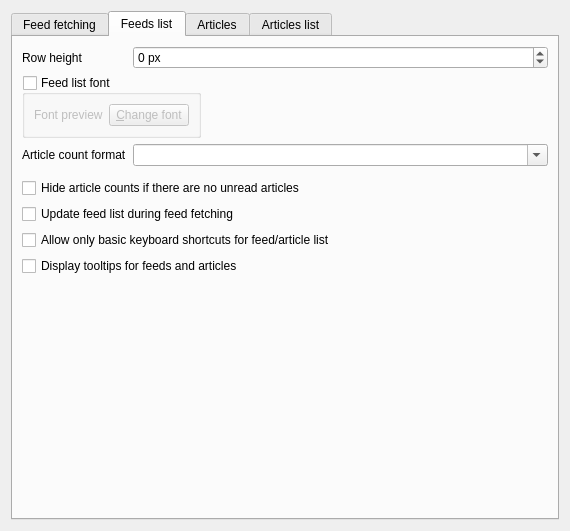
Above: src/librssguard/gui/settings/settingsfeedsmessages.ui from martinrotter/rssguard before the change. Below: the same form after it.
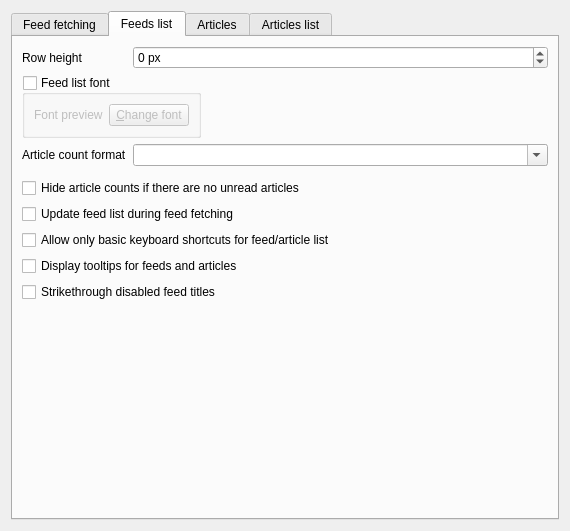
That is the form after the change. The open tabs and pages were chosen to show the change. Custom widgets are drawn as their Qt base class.

Commit message: Add new setting for disabled feeds: Strikethrough

Diff of the .ui file:
```diff
--- a/src/librssguard/gui/settings/settingsfeedsmessages.ui
+++ b/src/librssguard/gui/settings/settingsfeedsmessages.ui
@@ -266,6 +266,13 @@
          </property>
         </widget>
        </item>
+       <item row="9" column="0" colspan="2">
+        <widget class="QCheckBox" name="m_cbStrikethroughDisabledFeeds">
+         <property name="text">
+          <string>Strikethrough disabled feed titles</string>
+         </property>
+        </widget>
+       </item>
        <item row="5" column="0" colspan="2">
         <widget class="QCheckBox" name="m_cbUpdateFeedListDuringFetching">
          <property name="text">
```
Left out of the diff: 1 changed line with no effect on the pictures. The commit also changes 4 other files.
